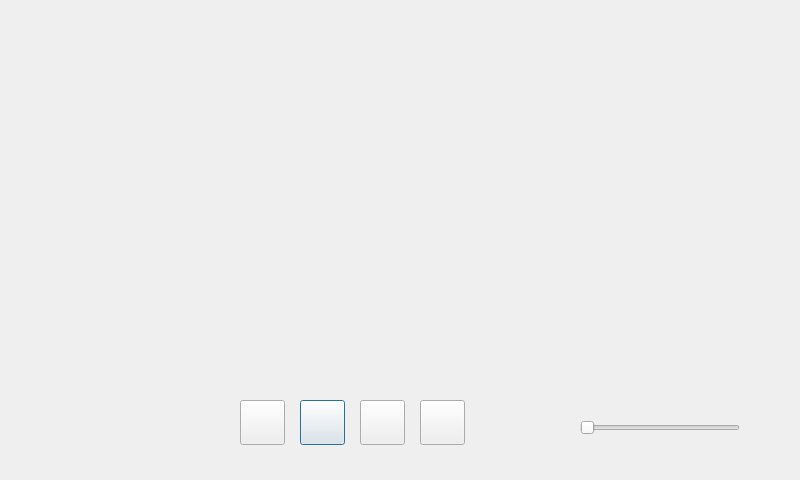
Above: InterfaceEleve/interfaceaudio.ui from Sam-Depardieu/Labo-de-langue before the change. Below: the same form after it.
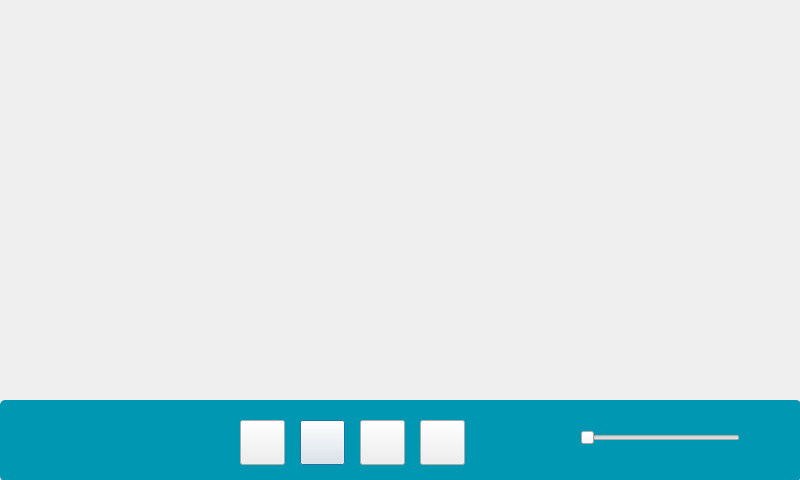
That is the form after the change.

Diff of the .ui file:
```diff
--- a/InterfaceEleve/interfaceaudio.ui
+++ b/InterfaceEleve/interfaceaudio.ui
@@ -17,7 +17,7 @@
    <property name="geometry">
     <rect>
      <x>300</x>
-     <y>400</y>
+     <y>420</y>
      <width>45</width>
      <height>45</height>
     </rect>
@@ -30,7 +30,7 @@
    <property name="geometry">
     <rect>
      <x>240</x>
-     <y>400</y>
+     <y>420</y>
      <width>45</width>
      <height>45</height>
     </rect>
@@ -43,7 +43,7 @@
    <property name="geometry">
     <rect>
      <x>420</x>
-     <y>400</y>
+     <y>420</y>
      <width>45</width>
      <height>45</height>
     </rect>
@@ -56,7 +56,7 @@
    <property name="geometry">
     <rect>
      <x>360</x>
-     <y>400</y>
+     <y>420</y>
      <width>45</width>
      <height>45</height>
     </rect>
@@ -69,7 +69,7 @@
    <property name="geometry">
     <rect>
      <x>580</x>
-     <y>420</y>
+     <y>430</y>
      <width>160</width>
      <height>16</height>
     </rect>
@@ -78,6 +78,34 @@
     <enum>Qt::Horizontal</enum>
    </property>
   </widget>
+  <widget class="QPushButton" name="pushButton_2">
+   <property name="geometry">
+    <rect>
+     <x>0</x>
+     <y>400</y>
+     <width>801</width>
+     <height>81</height>
+    </rect>
+   </property>
+   <property name="styleSheet">
+    <string notr="true">QPushButton {
+    background-color: rgb(0, 151, 178); /* Fond bleu */
+    color: white; /* Texte en blanc */
+    border: none; /* Enlever le contour si nécessaire */
+    border-radius: 5px; /* Optionnel : coins arrondis */
+    font-weight: bold; /* Optionnel : texte en gras */
+}</string>
+   </property>
+   <property name="text">
+    <string/>
+   </property>
+  </widget>
+  <zorder>pushButton_2</zorder>
+  <zorder>pushButton_Play</zorder>
+  <zorder>pushButton_Avant</zorder>
+  <zorder>pushButton_Apres</zorder>
+  <zorder>pushButton_Pause</zorder>
+  <zorder>horizontalSlider</zorder>
  </widget>
  <resources/>
  <connections/>
```
